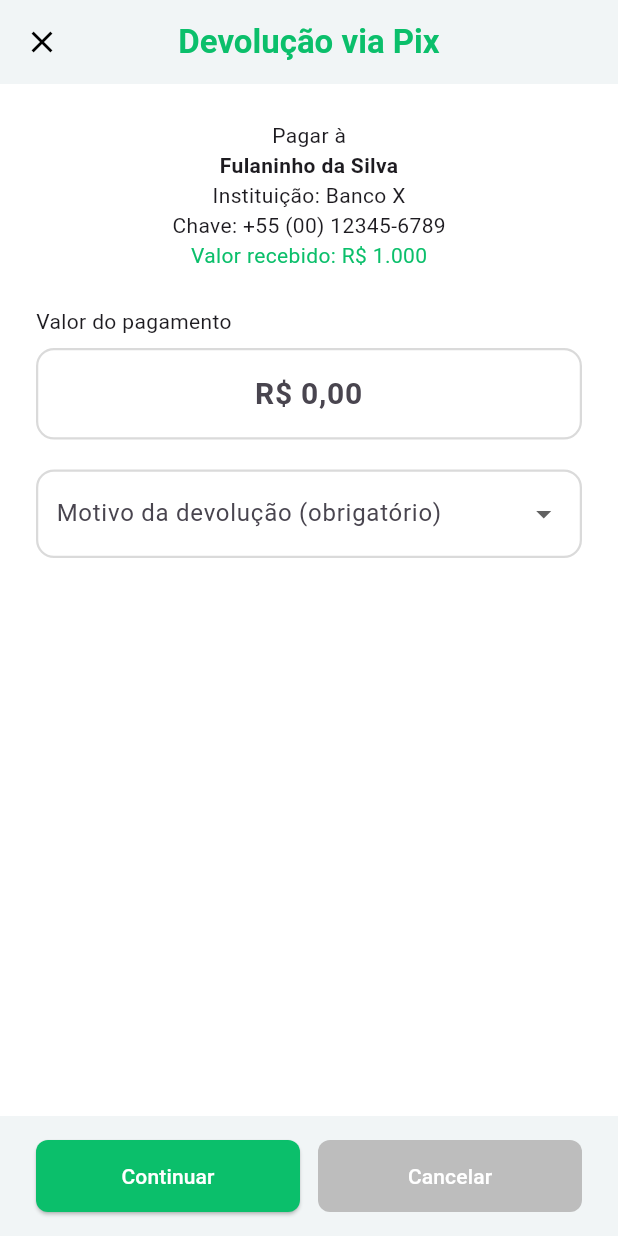
After one commit to SaraMelo0/Antifraude-PIX-app, a Flutter app: the DevolucaoPixPage screen opened directly, on a phone screen of 412 x 824 dp. The commit adds this screen. Run offline on Flutter 3.47's test engine with Material 3 defaults, Android fonts, the phone set to English and light mode, and no system bars; our stand-ins replace flutter_multi_formatter.

Commit message:
atualização

```diff
--- /dev/null
+++ b/antifraude_pix/lib/screens/pix-screens/devolucao-pix-page.dart
@@ -0,0 +1,232 @@
+import 'package:flutter/material.dart';
+import 'package:flutter_multi_formatter/flutter_multi_formatter.dart';
+
+class DevolucaoPixPage extends StatefulWidget {
+  const DevolucaoPixPage({super.key});
+
+  @override
+  State<DevolucaoPixPage> createState() => _DevolucaoPixPageState();
+}
+
+class _DevolucaoPixPageState extends State<DevolucaoPixPage> {
+  final TextEditingController _valorController = TextEditingController();
+  final TextEditingController _motivoPersonalizadoController = TextEditingController();
+
+  String? _motivoSelecionado;
+  bool get _mostrarCampoPersonalizado => _motivoSelecionado == 'Outro (especificar)';
+
+  final List<String> motivos = [
+    'Solicitação do pagador',
+    'Pagamento duplicado',
+    'Serviço não prestado',
+    'Valor incorreto',
+    'Transação fraudulenta (suspeita)',
+    'Transação fraudulenta (confirmada)',
+    'Outro (especificar)',
+  ];
+
+  @override
+  Widget build(BuildContext context) {
+    return Scaffold(
+      backgroundColor: const Color(0xFFF1F5F6),
+      appBar: AppBar(
+        backgroundColor: const Color(0xFFF1F5F6),
+        elevation: 0,
+        leading: IconButton(
+          icon: const Icon(Icons.close, color: Colors.black),
+          onPressed: () => Navigator.pop(context),
+        ),
+        title: const Text(
+          'Devolução via Pix',
+          style: TextStyle(
+            color: Color(0xFF0BBF6B),
+            fontWeight: FontWeight.bold,
+          ),
+        ),
+        centerTitle: true,
+      ),
+      body: Column(
+        crossAxisAlignment: CrossAxisAlignment.stretch,
+        children: [
+          Expanded(
+            child: Container(
+              padding: const EdgeInsets.all(24),
+              color: Colors.white,
+              child: Column(
+                crossAxisAlignment: CrossAxisAlignment.center,
+                children: [
+                  const Text('Pagar à'),
+                  const Text(
+                    'Fulaninho da Silva',
+                    style: TextStyle(fontWeight: FontWeight.bold),
+                  ),
+                  const Text('Instituição: Banco X'),
+                  const Text('Chave: +55 (00) 12345-6789'),
+                  const Text(
+                    'Valor recebido: R\$ 1.000',
+                    style: TextStyle(color: Color(0xFF0BBF6B)),
+                  ),
+                  const SizedBox(height: 24),
+
+                  // Valor
+                  const Align(
+                    alignment: Alignment.centerLeft,
+                    child: Text('Valor do pagamento'),
+                  ),
+                  const SizedBox(height: 8),
+                  Container(
+                    decoration: BoxDecoration(
+                      border: Border.all(color: Color(0xFFDADADA), width: 1.5),
+                      borderRadius: BorderRadius.circular(12),
+                    ),
+                    child: TextField(
+                      controller: _valorController,
+                      keyboardType: TextInputType.number,
+                      inputFormatters: [
+                        CurrencyInputFormatter(
+                          leadingSymbol: 'R\$',
+                          useSymbolPadding: true,
+                          thousandSeparator: ThousandSeparator.Period,
+                          mantissaLength: 2,
+                        ),
+                      ],
+                      textAlign: TextAlign.center,
+                      style: const TextStyle(
+                        fontSize: 20,
+                        fontWeight: FontWeight.bold,
+                        color: Color(0xFF0BBF6B),
+                      ),
+                      decoration: const InputDecoration(
+                        border: InputBorder.none,
+                        hintText: 'R\$ 0,00',
+                        contentPadding: EdgeInsets.symmetric(vertical: 14),
+                      ),
+                    ),
+                  ),
+                  const SizedBox(height: 20),
+
+                  // Dropdown de motivo
+                  Container(
+                    padding: const EdgeInsets.symmetric(horizontal: 12),
+                    decoration: BoxDecoration(
+                      border: Border.all(color: const Color(0xFFDADADA), width: 1.5),
+                      borderRadius: BorderRadius.circular(12),
+                    ),
+                    child: DropdownButtonFormField<String>(
+                      value: _motivoSelecionado,
+                      decoration: const InputDecoration(
+                        border: InputBorder.none,
+                        labelText: 'Motivo da devolução (obrigatório)',
+                      ),
+                      items: motivos
+                          .map((motivo) => DropdownMenuItem<String>(
+                                value: motivo,
+                                child: Text(motivo),
+                              ))
+                          .toList(),
+                      onChanged: (value) {
+                        setState(() {
+                          _motivoSelecionado = value;
+                        });
+                      },
+                    ),
+                  ),
+                  const SizedBox(height: 16),
+                  Visibility(
+                    visible: _mostrarCampoPersonalizado,
+                    child: Column(
+                      crossAxisAlignment: CrossAxisAlignment.start,
+                      children: [
+                        const Text('Motivo personalizado:'),
+                        const SizedBox(height: 8),
+                        Container(
+                          decoration: BoxDecoration(
+                            border: Border.all(color: Color(0xFFDADADA)),
+                            borderRadius: BorderRadius.circular(12),
+                          ),
+                          child: TextField(
+                            controller: _motivoPersonalizadoController,
+                            maxLines: 3,
+                            decoration: const InputDecoration(
+                              contentPadding: EdgeInsets.all(12),
+                              border: InputBorder.none,
+                              hintText: 'Escreva aqui...',
+                            ),
+                          ),
+                        ),
+                      ],
+                    ),
+                  ),
+
+                  const SizedBox(height: 16),
+                  // Mensagem de alerta para casos de fraude
+                  Visibility(
+                    visible: _motivoSelecionado == 'Transação fraudulenta (suspeita)' ||
+                            _motivoSelecionado == 'Transação fraudulenta (confirmada)',
+                    child: const Padding(
+                      padding: EdgeInsets.only(bottom: 16),
+                      child: Row(
+                        crossAxisAlignment: CrossAxisAlignment.start,
+                        children: [
+                          Icon(Icons.warning_amber_rounded, color: Colors.orange, size: 20),
+                          SizedBox(width: 8),
+                          Expanded(
+                            child: Text(
+                              'Atenção: recomendamos notificar a instituição financeira envolvida.',
+                              style: TextStyle(
+                                color: Colors.red,
+                                fontSize: 13,
+                              ),
+                            ),
+                          ),
+                        ],
+                      ),
+                    ),
+                  ),
+                ],
+              ),
+            ),
+          ),
+          Padding(
+            padding: const EdgeInsets.symmetric(horizontal: 24, vertical: 16),
+            child: Row(
+              children: [
+                Expanded(
+                  child: ElevatedButton(
+                    onPressed: () {
+                      // ação continuar
+                    },
+                    style: ElevatedButton.styleFrom(
+                      backgroundColor: const Color(0xFF0BBF6B),
+                      padding: const EdgeInsets.symmetric(vertical: 14),
+                      shape: RoundedRectangleBorder(
+                        borderRadius: BorderRadius.circular(8),
+                      ),
+                    ),
+                    child: const Text('Continuar', style: TextStyle(color: Colors.white)),
+                  ),
+                ),
+                const SizedBox(width: 12),
+                Expanded(
+                  child: TextButton(
+                    onPressed: () {
+                      Navigator.pop(context); // fecha o pop-up
+                    },
+                    style: TextButton.styleFrom(
+                      backgroundColor: Colors.grey.shade400,
+                      padding: const EdgeInsets.symmetric(vertical: 14),
+                      shape: RoundedRectangleBorder(
+                        borderRadius: BorderRadius.circular(8),
+                      ),
+                    ),
+                    child: const Text('Cancelar', style: TextStyle(color: Colors.white)),
+                  ),
+                ),
+              ],
+            ),
+          ),
+        ],
+      ),
+    );
+  }
+}
--- a/antifraude_pix/lib/screens/pix-screens/valor-pix-page.dart
+++ b/antifraude_pix/lib/screens/pix-screens/valor-pix-page.dart
@@ -1,5 +1,6 @@
 import 'package:flutter/material.dart';
 import 'package:flutter_multi_formatter/flutter_multi_formatter.dart';
+import 'package:antifraude_pix/screens/pix-screens/devolucao-pix-page.dart';
 
 class ValorPixPage extends StatefulWidget {
   const ValorPixPage({super.key});
@@ -209,24 +210,32 @@ void _showConfirmDialog(BuildContext context) {
         actionsPadding: const EdgeInsets.symmetric(horizontal: 16, vertical: 8),
         actionsAlignment: MainAxisAlignment.spaceEvenly,
         actions: [
-          // botão Continuar desabilitado
+          // botão Cancelar
           TextButton(
-            onPressed: null, // null = desabilitado
+            onPressed: () => Navigator.pop(context),
             style: TextButton.styleFrom(
               backgroundColor: Colors.grey.shade300,
               padding: const EdgeInsets.symmetric(horizontal: 20, vertical: 12),
             ),
-            child: const Text('Continuar', style: TextStyle(color: Colors.white)),
+            child: const Text('Cancelar', style: TextStyle(color: Colors.white)),
           ),
 
-          // botão Cancelar
+          // botão Devolução
           TextButton(
-            onPressed: () => Navigator.of(context).pop(),
+            onPressed: () async {
+              Navigator.of(context); // Para fechar o pop-up modal
+
+              await Future.delayed(Duration.zero);
+              Navigator.push(
+                context,
+                MaterialPageRoute(builder: (context) => DevolucaoPixPage()), // Substitua por sua tela
+              );
+            },
             style: TextButton.styleFrom(
               backgroundColor: const Color(0xFF0BBF6B),
               padding: const EdgeInsets.symmetric(horizontal: 20, vertical: 12),
             ),
-            child: const Text('Cancelar', style: TextStyle(color: Colors.white)),
+            child: const Text('Devolução', style: TextStyle(color: Colors.white)),
           ),
         ],
       );
```
